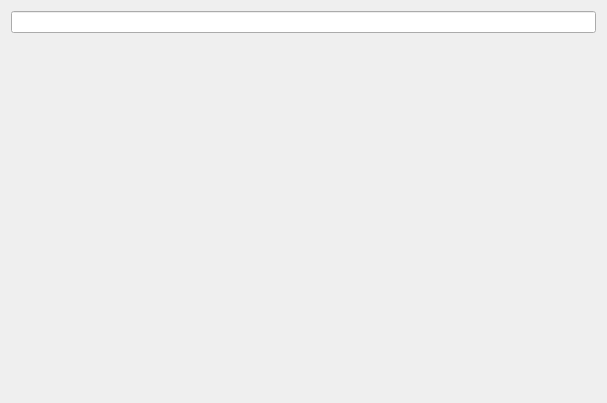
nghtsnw/etrodiag, file devsettingsform.ui: the form before one commit.
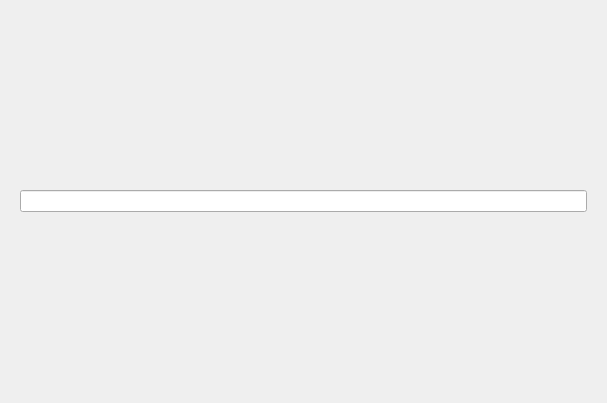
The form after the commit.

Diff of the .ui file:
```diff
--- a/devsettingsform.ui
+++ b/devsettingsform.ui
@@ -14,8 +14,11 @@
    <string>Form</string>
   </property>
   <layout class="QGridLayout" name="gridLayoutDVSF_2">
-   <item row="0" column="0">
-    <widget class="QLineEdit" name="devNameEdit">
+   <item row="1" column="0">
+    <widget class="QFrame" name="byteButtonsBox">
+     <layout class="QVBoxLayout" name="verticalLayout">
+      <item>
+       <widget class="QLineEdit" name="devNameEditLine">
      <property name="sizePolicy">
       <sizepolicy hsizetype="Preferred" vsizetype="Fixed">
        <horstretch>0</horstretch>
@@ -33,9 +36,6 @@
      </property>
     </widget>
    </item>
-   <item row="1" column="0">
-    <widget class="QFrame" name="byteButtonsBox">
-     <layout class="QHBoxLayout" name="horizontalLayout">
       <item>
        <layout class="QGridLayout" name="gridLayoutButtonBox"/>
       </item>
```
Lines whose indentation alone changed are shown as unchanged.
